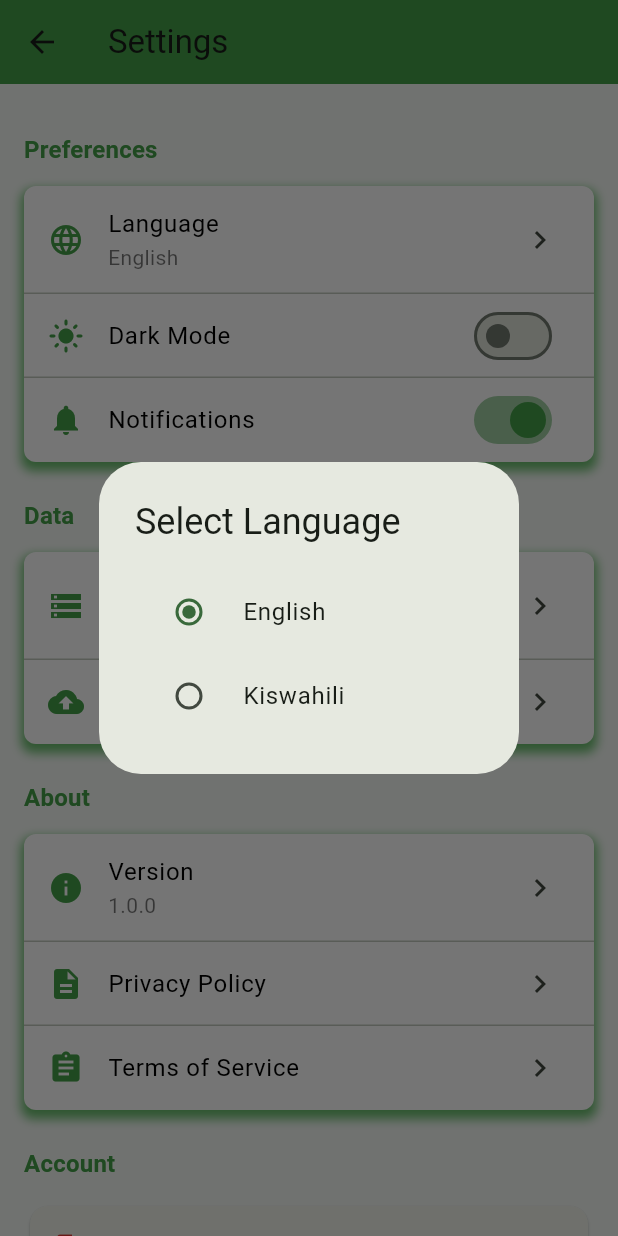
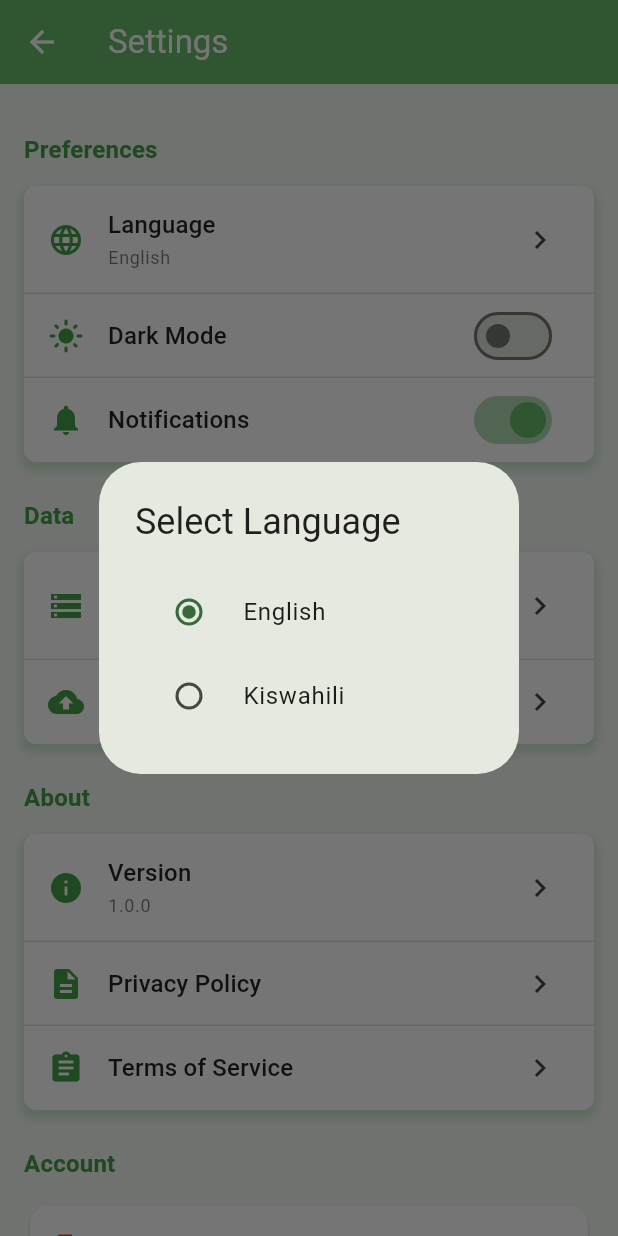
Before and after one commit to Yvonne-Wanja-1/agrinew, a Flutter app: the SettingsScreen screen opened by its route, after a tap on "Language", on a phone screen of 412 x 824 dp. Run offline on Flutter 3.47's test engine with Material 3 defaults, Android fonts, the phone set to English and light mode, and no system bars; our stand-ins replace cloud_firestore, connectivity_plus, curved_navigation_bar, firebase_auth, firebase_core, firebase_storage and 8 more; accounts and stored records are empty.

Commit message:
Changes to be committed: 	modified:   android/gradle.properties 	modified:   lib/core/services/settings_service.dart 	modified:   lib/features/auth/presentation/screens/signup_screen.dart 	modified:   lib/features/settings/presentation/screens/settings_screen.dart 	modified:   pubspec.lock 	modified:   pubspec.yaml

```diff
--- a/lib/features/settings/presentation/screens/settings_screen.dart
+++ b/lib/features/settings/presentation/screens/settings_screen.dart
@@ -8,13 +8,18 @@ class SettingsScreen extends StatelessWidget {
   @override
   Widget build(BuildContext context) {
     return Scaffold(
-      appBar: AppBar(
-        title: const Text('Settings'),
-        backgroundColor: Colors.green.shade600,
-        elevation: 0,
-      ),
+      appBar: AppBar(title: const Text('Settings'), elevation: 0),
       body: Consumer<SettingsService>(
         builder: (context, settingsService, _) {
+          final isDarkMode = Theme.of(context).brightness == Brightness.dark;
+          final cardColor = isDarkMode ? Colors.grey.shade800 : Colors.white;
+          final shadowColor = isDarkMode
+              ? Colors.grey.shade700
+              : Colors.green.shade400;
+          final iconColor = isDarkMode
+              ? Colors.green.shade300
+              : Colors.green.shade600;
+
           return SingleChildScrollView(
             child: Padding(
               padding: const EdgeInsets.all(16.0),
@@ -27,11 +32,11 @@ class SettingsScreen extends StatelessWidget {
                   const SizedBox(height: 12),
                   Container(
                     decoration: BoxDecoration(
-                      color: Colors.white,
+                      color: cardColor,
                       borderRadius: BorderRadius.circular(8),
                       boxShadow: [
                         BoxShadow(
-                          color: Colors.green.shade400,
+                          color: shadowColor.withOpacity(0.3),
                           blurRadius: 5,
                           offset: const Offset(0, 4),
                           spreadRadius: 2,
@@ -41,63 +46,64 @@ class SettingsScreen extends StatelessWidget {
                     child: Column(
                       children: [
                         ListTile(
-                          leading: Icon(
-                            Icons.language,
-                            color: Colors.green.shade600,
+                          leading: Icon(Icons.language, color: iconColor),
+                          title: Text(
+                            'Language',
+                            style: Theme.of(context).textTheme.titleMedium,
                           ),
-                          title: const Text(
-                            'Language',
-                            style: TextStyle(color: Colors.black),
+                          subtitle: Text(
+                            settingsService.selectedLanguage == 'en'
+                                ? 'English'
+                                : 'Kiswahili',
+                            style: Theme.of(context).textTheme.bodySmall,
                           ),
-                          subtitle: settingsService.selectedLanguage == 'en'
-                              ? const Text(
-                                  'English',
-                                  style: TextStyle(color: Colors.black54),
-                                )
-                              : const Text(
-                                  'Kiswahili',
-                                  style: TextStyle(color: Colors.black54),
-                                ),
                           trailing: const Icon(Icons.chevron_right),
                           onTap: () =>
                               _showLanguageDialog(context, settingsService),
                         ),
-                        const Divider(height: 0),
+                        Divider(
+                          height: 0,
+                          color: isDarkMode
+                              ? Colors.grey.shade700
+                              : Colors.grey.shade300,
+                        ),
                         ListTile(
                           leading: Icon(
                             settingsService.darkModeEnabled
                                 ? Icons.dark_mode
                                 : Icons.light_mode,
-                            color: Colors.green.shade600,
+                            color: iconColor,
                           ),
-                          title: const Text(
+                          title: Text(
                             'Dark Mode',
-                            style: TextStyle(color: Colors.black),
+                            style: Theme.of(context).textTheme.titleMedium,
                           ),
                           trailing: Switch(
                             value: settingsService.darkModeEnabled,
                             onChanged: (value) async {
                               await settingsService.setDarkMode(value);
                             },
-                            activeColor: Colors.green.shade600,
+                            activeColor: Colors.green.shade400,
                           ),
                         ),
-                        const Divider(height: 0),
+                        Divider(
+                          height: 0,
+                          color: isDarkMode
+                              ? Colors.grey.shade700
+                              : Colors.grey.shade300,
+                        ),
                         ListTile(
-                          leading: Icon(
-                            Icons.notifications,
-                            color: Colors.green.shade600,
-                          ),
-                          title: const Text(
+                          leading: Icon(Icons.notifications, color: iconColor),
+                          title: Text(
                             'Notifications',
-                            style: TextStyle(color: Colors.black),
+                            style: Theme.of(context).textTheme.titleMedium,
                           ),
                           trailing: Switch(
                             value: settingsService.notificationsEnabled,
                             onChanged: (value) async {
                               await settingsService.setNotifications(value);
                             },
-                            activeColor: Colors.green.shade600,
+                            activeColor: Colors.green.shade400,
                           ),
                         ),
                       ],
@@ -109,11 +115,11 @@ class SettingsScreen extends StatelessWidget {
                   const SizedBox(height: 12),
                   Container(
                     decoration: BoxDecoration(
-                      color: Colors.white,
+                      color: cardColor,
                       borderRadius: BorderRadius.circular(8),
                       boxShadow: [
                         BoxShadow(
-                          color: Colors.green.shade400,
+                          color: shadowColor.withOpacity(0.3),
                           blurRadius: 5,
                           offset: const Offset(0, 4),
                           spreadRadius: 2,
@@ -123,17 +129,14 @@ class SettingsScreen extends StatelessWidget {
                     child: Column(
                       children: [
                         ListTile(
-                          leading: Icon(
-                            Icons.storage,
-                            color: Colors.green.shade600,
+                          leading: Icon(Icons.storage, color: iconColor),
+                          title: Text(
+                            'Cache Size',
+                            style: Theme.of(context).textTheme.titleMedium,
                           ),
-                          title: const Text(
-                            'Cache Size',
-                            style: TextStyle(color: Colors.black),
-                          ),
-                          subtitle: const Text(
+                          subtitle: Text(
                             '2.3 MB',
-                            style: TextStyle(color: Colors.black54),
+                            style: Theme.of(context).textTheme.bodySmall,
                           ),
                           trailing: const Icon(Icons.chevron_right),
                           onTap: () {
@@ -142,15 +145,17 @@ class SettingsScreen extends StatelessWidget {
                             );
                           },
                         ),
-                        const Divider(height: 0),
+                        Divider(
+                          height: 0,
+                          color: isDarkMode
+                              ? Colors.grey.shade700
+                              : Colors.grey.shade300,
+                        ),
                         ListTile(
-                          leading: Icon(
-                            Icons.backup,
-                            color: Colors.green.shade600,
-                          ),
-                          title: const Text(
+                          leading: Icon(Icons.backup, color: iconColor),
+                          title: Text(
                             'Backup Data',
-                            style: TextStyle(color: Colors.black),
+                            style: Theme.of(context).textTheme.titleMedium,
                           ),
                           trailing: const Icon(Icons.chevron_right),
                           onTap: () {
@@ -170,11 +175,11 @@ class SettingsScreen extends StatelessWidget {
                   const SizedBox(height: 12),
                   Container(
                     decoration: BoxDecoration(
-                      color: Colors.white,
+                      color: cardColor,
                       borderRadius: BorderRadius.circular(8),
                       boxShadow: [
                         BoxShadow(
-                          color: Colors.green.shade400,
+                          color: shadowColor.withOpacity(0.3),
                           blurRadius: 5,
                           offset: const Offset(0, 4),
                           spreadRadius: 2,
@@ -184,29 +189,28 @@ class SettingsScreen extends StatelessWidget {
                     child: Column(
                       children: [
                         ListTile(
-                          leading: Icon(
-                            Icons.info,
-                            color: Colors.green.shade600,
+                          leading: Icon(Icons.info, color: iconColor),
+                          title: Text(
+                            'Version',
+                            style: Theme.of(context).textTheme.titleMedium,
                           ),
-                          title: const Text(
-                            'Version',
-                            style: TextStyle(color: Colors.black),
-                          ),
-                          subtitle: const Text(
+                          subtitle: Text(
                             '1.0.0',
-                            style: TextStyle(color: Colors.black54),
+                            style: Theme.of(context).textTheme.bodySmall,
                           ),
                           trailing: const Icon(Icons.chevron_right),
                         ),
-                        const Divider(height: 0),
+                        Divider(
+                          height: 0,
+                          color: isDarkMode
+                              ? Colors.grey.shade700
+                              : Colors.grey.shade300,
+                        ),
                         ListTile(
-                          leading: Icon(
-                            Icons.description,
-                            color: Colors.green.shade600,
-                          ),
-                          title: const Text(
+                          leading: Icon(Icons.description, color: iconColor),
+                          title: Text(
                             'Privacy Policy',
-                            style: TextStyle(color: Colors.black),
+                            style: Theme.of(context).textTheme.titleMedium,
                           ),
                           trailing: const Icon(Icons.chevron_right),
                           onTap: () {
@@ -217,15 +221,17 @@ class SettingsScreen extends StatelessWidget {
                             );
                           },
                         ),
-                        const Divider(height: 0),
+                        Divider(
+                          height: 0,
+                          color: isDarkMode
+                              ? Colors.grey.shade700
+                              : Colors.grey.shade300,
+                        ),
                         ListTile(
-                          leading: Icon(
-                            Icons.assignment,
-                            color: Colors.green.shade600,
-                          ),
-                          title: const Text(
+                          leading: Icon(Icons.assignment, color: iconColor),
+                          title: Text(
                             'Terms of Service',
-                            style: TextStyle(color: Colors.black),
+                            style: Theme.of(context).textTheme.titleMedium,
                           ),
                           trailing: const Icon(Icons.chevron_right),
                           onTap: () {
@@ -244,6 +250,7 @@ class SettingsScreen extends StatelessWidget {
                   _buildSectionTitle(context, 'Account'),
                   const SizedBox(height: 12),
                   Card(
+                    color: cardColor,
                     elevation: 1,
                     child: ListTile(
                       leading: Icon(Icons.logout, color: Colors.red.shade600),
```
Also changed, not shown: lib/core/services/settings_service.dart (+34 -0 lines), lib/features/auth/presentation/screens/signup_screen.dart (+61 -3 lines), pubspec.yaml (+5 -5 lines), pubspec.lock, 1 other file.
